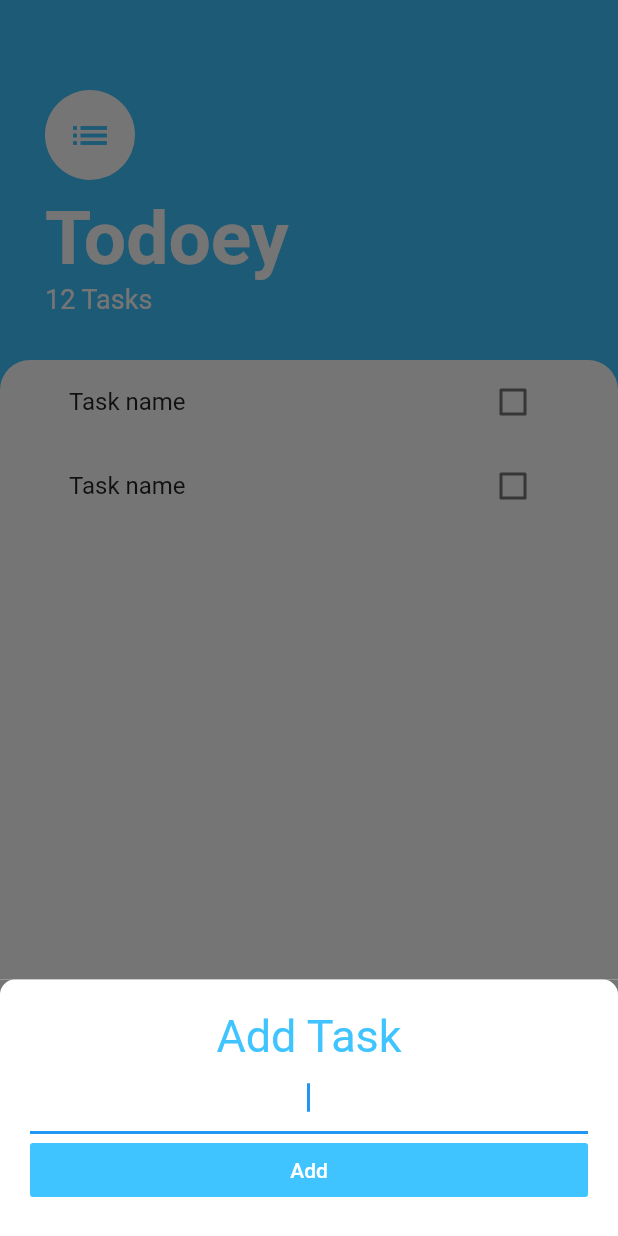
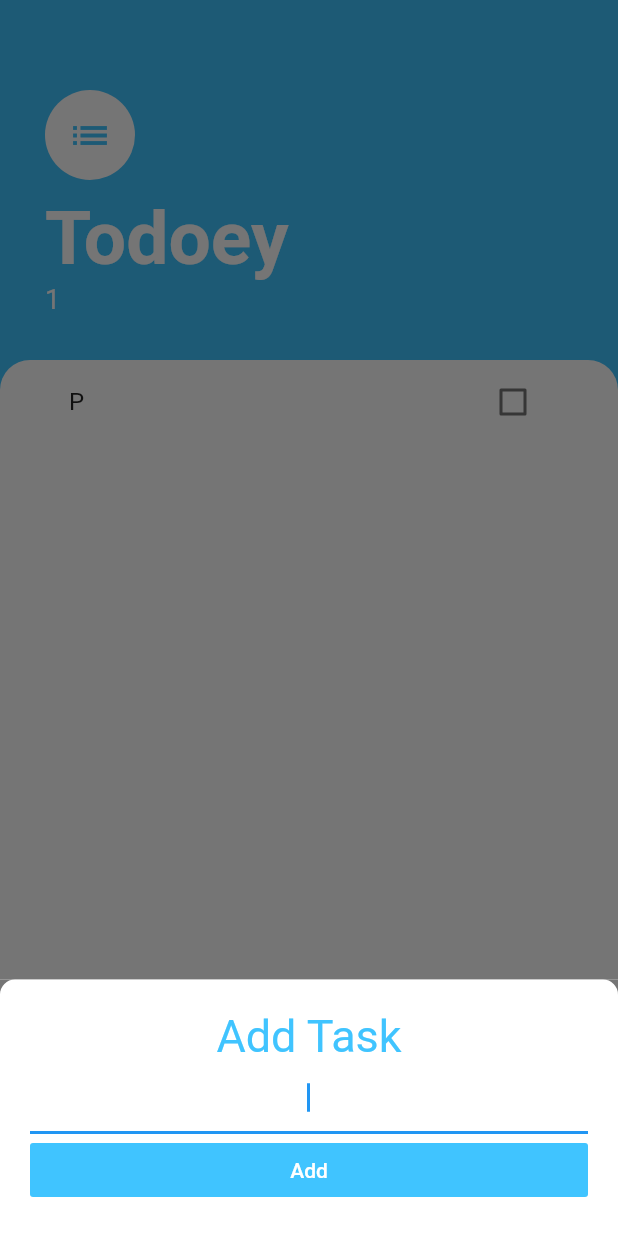
Before and after one commit to ErR0rpj/trial1, a Flutter app: the screen it shows after launch, after a tap on the "add" icon, on a phone screen of 412 x 824 dp. Run offline on Flutter 3.47's test engine with Material 2 defaults, Android fonts, the phone set to English and light mode, and no system bars; our stand-ins replace cloud_firestore, firebase_auth, font_awesome_flutter, modal_progress_hud, rflutter_alert; accounts and stored records are empty.

Commit message:
Add task completed (State Mangement used)

```diff
--- a/todey/lib/main.dart
+++ b/todey/lib/main.dart
@@ -2,6 +2,8 @@ import 'package:flutter/material.dart';
 import 'screens/tasks_screen.dart';
 
 //State Management
+//CheckBox
+//ListViewBuilder
 
 void main() {
   runApp(MyApp());
--- a/todey/lib/models/Task.dart
+++ b/todey/lib/models/Task.dart
@@ -1,3 +1,7 @@
+List<Task> tasks = [
+  Task(name: 'P', isDone: false),
+];
+
 class Task {
   final String name;
   bool isDone;
--- a/todey/lib/screens/add_task_screen.dart
+++ b/todey/lib/screens/add_task_screen.dart
@@ -1,11 +1,18 @@
 import 'package:flutter/material.dart';
 
 class AddTaskScreen extends StatelessWidget {
+  final Function onAddPressed;
+
+  AddTaskScreen({this.onAddPressed});
+
   @override
   Widget build(BuildContext context) {
+    String taskName;
+
     return SingleChildScrollView(
       child: Container(
-        padding: EdgeInsets.only(bottom: MediaQuery.of(context).viewInsets.bottom),
+        padding:
+            EdgeInsets.only(bottom: MediaQuery.of(context).viewInsets.bottom),
         color: Color(0xff757575),
         child: Container(
           padding: EdgeInsets.all(20),
@@ -30,6 +37,9 @@ class AddTaskScreen extends StatelessWidget {
               TextField(
                 autofocus: true,
                 textAlign: TextAlign.center,
+                onChanged: (value) {
+                  taskName = value;
+                },
               ),
               FlatButton(
                 child: Text(
@@ -38,8 +48,12 @@ class AddTaskScreen extends StatelessWidget {
                     color: Colors.white,
                   ),
                 ),
-                onPressed: () {},
                 color: Colors.lightBlueAccent,
+                onPressed: () {
+                  if (taskName.isEmpty == false) {
+                    onAddPressed(taskName);
+                  }
+                },
               ),
             ],
           ),
--- a/todey/lib/screens/tasks_screen.dart
+++ b/todey/lib/screens/tasks_screen.dart
@@ -1,12 +1,24 @@
 import 'package:flutter/cupertino.dart';
 import 'package:flutter/material.dart';
+import 'package:todey/models/Task.dart';
 import 'package:todey/screens/add_task_screen.dart';
 import 'package:todey/widgets/tasks_list.dart';
 
-class TasksScreen extends StatelessWidget {
-  //This can be shorten(even removed) as done is previous projects.
+class TasksScreen extends StatefulWidget {
+  @override
+  _TasksScreenState createState() => _TasksScreenState();
+}
+
+class _TasksScreenState extends State<TasksScreen> {
+
+
   Widget buildBottomSheet(BuildContext context) {
-    return AddTaskScreen();
+    return AddTaskScreen(onAddPressed: (taskName){
+      setState(() {
+        tasks.add(Task(name: taskName));
+      });
+      Navigator.pop(context);
+    });
   }
 
   @override
@@ -17,11 +29,13 @@ class TasksScreen extends StatelessWidget {
         backgroundColor: Colors.lightBlueAccent,
         child: Icon(Icons.add),
         onPressed: () {
-          showModalBottomSheet(context: context, isScrollControlled: true, builder: buildBottomSheet);
+          showModalBottomSheet(
+              context: context,
+              isScrollControlled: true,
+              builder: buildBottomSheet);
         },
       ),
       body: Column(
-
         crossAxisAlignment: CrossAxisAlignment.start,
         children: [
           Container(
@@ -50,7 +64,7 @@ class TasksScreen extends StatelessWidget {
                   ),
                 ),
                 Text(
-                  '12 Tasks',
+                  tasks.length.toString(),
                   style: TextStyle(
                     fontSize: 18,
                     color: Colors.white,
--- a/todey/lib/widgets/tasks_list.dart
+++ b/todey/lib/widgets/tasks_list.dart
@@ -8,15 +8,23 @@ class TaskList extends StatefulWidget {
 }
 
 class _TaskListState extends State<TaskList> {
-  List<Task> tasks = [];
+
 
   @override
   Widget build(BuildContext context) {
-    return ListView(
-      children: <Widget>[
-        TaskTile(),
-        TaskTile(),
-      ],
+    return ListView.builder(
+      itemBuilder: (context, index) {
+        return TaskTile(
+          taskName: tasks[index].name,
+          isChecked: tasks[index].isDone,
+          onChanged: (value) {
+            setState(() {
+              tasks[index].toggleDone();
+            });
+          },
+        );
+      },
+      itemCount: tasks.length,
     );
   }
 }
--- a/todey/lib/widgets/tasks_tile.dart
+++ b/todey/lib/widgets/tasks_tile.dart
@@ -1,42 +1,25 @@
 import 'package:flutter/material.dart';
 
-class TaskTile extends StatefulWidget {
-  @override
-  _TaskTileState createState() => _TaskTileState();
-}
+class TaskTile extends StatelessWidget {
+  final bool isChecked;
+  final String taskName;
+  final Function onChanged;
 
-class _TaskTileState extends State<TaskTile> {
-  bool isChecked = false;
+  TaskTile({this.isChecked, this.taskName, this.onChanged});
 
   @override
   Widget build(BuildContext context) {
     return ListTile(
       title: Text(
-        'Task name',
+        taskName,
         style: TextStyle(
           decoration: isChecked ? TextDecoration.lineThrough : null,
         ),
       ),
-      trailing: ListCheckBox(isChecked, (bool isChecked){
-        setState(() {
-          this.isChecked = isChecked;
-        });
-      },),
+      trailing: Checkbox(
+        value: isChecked,
+        onChanged: onChanged,
+      ),
     );
   }
 }
-
-class ListCheckBox extends StatelessWidget {
-  final bool isChecked;
-  final Function onChanged;
-
-  ListCheckBox(this.isChecked, this.onChanged);
-
-  @override
-  Widget build(BuildContext context) {
-    return Checkbox(
-      value: isChecked,
-      onChanged: onChanged,
-    );
-  }
-}
```
